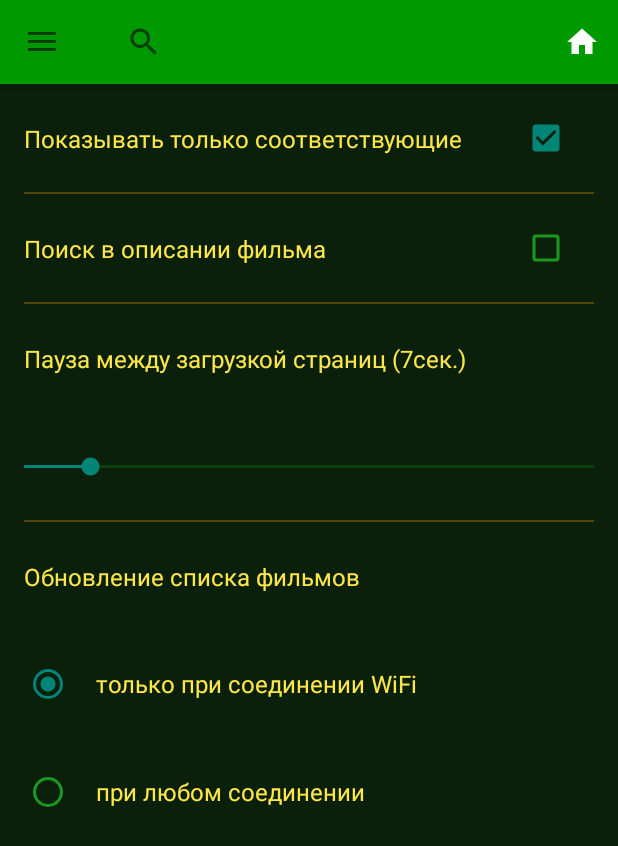
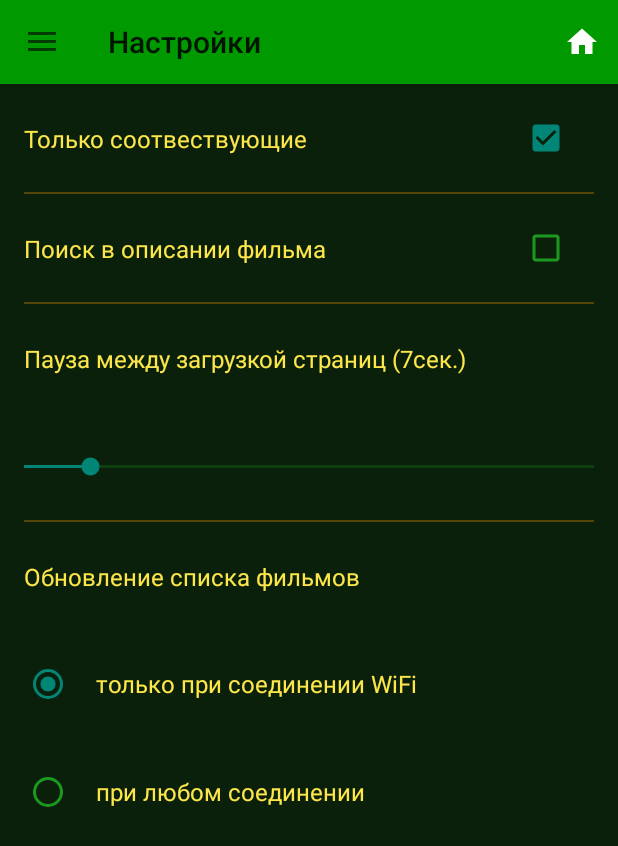
Before and after one commit to VoBlin63/MovieDescription, an Android app: the screen it shows after launch (MainActivity), in the side drawer, after a tap on "Настройки", on a phone screen of 412 x 824 dp. Shown: the top 846 px of the screen. Run offline under Robolectric (Android 15) with nearby library versions, the phone set to English and light mode, and no system bars; our stand-ins replace Room's generated code, RxJava; pictures from the network do not load; 3 statements that could not run were skipped.

Commit message:
1.заголовки фрагментов

```diff
--- a/app/src/main/java/ru/buryachenko/moviedescription/activity/ConfigFragment.java
+++ b/app/src/main/java/ru/buryachenko/moviedescription/activity/ConfigFragment.java
@@ -93,6 +93,8 @@ public class ConfigFragment extends Fragment {
     public void onCreateOptionsMenu(@NonNull Menu menu, @NonNull MenuInflater inflater) {
         super.onCreateOptionsMenu(menu, inflater);
         menu.clear();
+        ((MainActivity) getActivity()).hideSearchField();
+        ((MainActivity) getActivity()).setTitle(getString(R.string.menu_config));
         inflater.inflate(R.menu.menu_config, menu);
     }
 
@@ -100,7 +102,7 @@ public class ConfigFragment extends Fragment {
     public boolean onOptionsItemSelected(@NonNull MenuItem item) {
         switch (item.getItemId()) {
             case R.id.menuConfigGoMain:
-                MainActivity.callFragment(FRAGMENT_MAIN_LIST);
+                ((MainActivity) getActivity()).callFragment(FRAGMENT_MAIN_LIST);
                 break;
         }
         return super.onOptionsItemSelected(item);
--- a/app/src/main/java/ru/buryachenko/moviedescription/activity/MainActivity.java
+++ b/app/src/main/java/ru/buryachenko/moviedescription/activity/MainActivity.java
@@ -1,12 +1,20 @@
 package ru.buryachenko.moviedescription.activity;
 
 import android.app.Dialog;
+import android.content.Context;
 import android.content.DialogInterface;
+import android.graphics.Point;
 import android.os.Build;
 import android.os.Bundle;
+import android.view.Display;
 import android.view.Menu;
+import android.view.View;
+import android.view.WindowManager;
 
 import com.google.android.material.navigation.NavigationView;
+
+import java.util.HashMap;
+import java.util.Map;
 
 import androidx.annotation.RequiresApi;
 import androidx.appcompat.app.ActionBarDrawerToggle;
@@ -33,6 +41,19 @@ public class MainActivity extends AppCompatActivity {
 
     public static FragmentManager fragmentManager;
     private MoviesViewModel viewModel;
+    private Toolbar toolbar;
+    private SearchView search;
+
+    private static Map<String, Fragment> fragments = new HashMap<>();
+
+    static {
+        fragments.put(FRAGMENT_ABOUT, new AboutFragment());
+        fragments.put(FRAGMENT_CONFIG, new ConfigFragment());
+        fragments.put(FRAGMENT_MAIN_LIST, new MainListFragment());
+        fragments.put(FRAGMENT_DETAIL, new DetailFragment());
+        fragments.put(FRAGMENT_FAQ, new FaqFragment());
+    }
+
 
     @RequiresApi(api = Build.VERSION_CODES.N)
     @Override
@@ -44,8 +65,7 @@ public class MainActivity extends AppCompatActivity {
         viewModel = ViewModelProviders.of(this).get(MoviesViewModel.class);
         viewModel.init();
 
-        Toolbar toolbar = findViewById(R.id.toolbar);
-        toolbar.setTitle("");
+        toolbar = findViewById(R.id.toolbar);
         setSupportActionBar(toolbar);
 
         DrawerLayout drawer = findViewById(R.id.drawer);
@@ -53,18 +73,33 @@ public class MainActivity extends AppCompatActivity {
                 this, drawer, toolbar,
                 R.string.drawerOpen, R.string.drawerClose);
         toggle.syncState();
-
         NavigationView navigationView = findViewById(R.id.nav_view);
         navigationView.setNavigationItemSelectedListener(item -> clickDrawerMenu(item.getItemId()));
 
         callFragment(FRAGMENT_MAIN_LIST);
     }
 
+    public void hideSearchField() {
+        search.setVisibility(View.GONE);
+    }
+
+    public void showSearchField() {
+        search.setVisibility(View.VISIBLE);
+    }
+
+    public Point getScreenSize() {
+        WindowManager wm = (WindowManager) getSystemService(Context.WINDOW_SERVICE);
+        Display display = wm.getDefaultDisplay();
+        Point size = new Point();
+        display.getSize(size);
+        return size;
+    }
+
     @Override
     public boolean onCreateOptionsMenu(Menu menu) {
-        SearchView mSearchView = findViewById(R.id.searchItem);
-        mSearchView.setQueryHint(getString(R.string.searchHint));
-        mSearchView.setOnQueryTextListener(new SearchView.OnQueryTextListener() {
+        search = findViewById(R.id.searchItem);
+        search.setQueryHint(getString(R.string.searchHint));
+        search.setOnQueryTextListener(new SearchView.OnQueryTextListener() {
             @Override
             public boolean onQueryTextSubmit(String query) {
                 return false;
@@ -121,7 +156,8 @@ public class MainActivity extends AppCompatActivity {
         }
     }
 
-    public static void callFragment(String screenTag) {
+    public void callFragment(String screenTag) {
+        setTitle(viewModel.getFragmentTitle(screenTag));
         Fragment toCall = fragmentManager.findFragmentByTag(screenTag);
         if (toCall != null) {
             fragmentManager
@@ -129,27 +165,8 @@ public class MainActivity extends AppCompatActivity {
                     .replace(R.id.fragmentContainer, toCall, screenTag)
                     .setTransition(FragmentTransaction.TRANSIT_FRAGMENT_OPEN)
                     .commit();
-            return;
-        }
-        switch (screenTag) {
-            case FRAGMENT_CONFIG:
-                toCall = new ConfigFragment();
-                break;
-            case FRAGMENT_MAIN_LIST:
-                toCall = new MainListFragment();
-                break;
-            case FRAGMENT_DETAIL:
-                toCall = new DetailFragment();
-                break;
-            case FRAGMENT_FAQ:
-                toCall = new FaqFragment();
-                break;
-            case FRAGMENT_ABOUT:
-                toCall = new AboutFragment();
-                break;
-            default:
-                toCall = null;
-        }
+        } else {
+            toCall = fragments.get(screenTag);
             if (toCall != null) {
                 fragmentManager
                         .beginTransaction()
@@ -157,6 +174,7 @@ public class MainActivity extends AppCompatActivity {
                         .setTransition(FragmentTransaction.TRANSIT_FRAGMENT_OPEN)
                         .addToBackStack(null)
                         .commit();
+            }
         }
     }
 
@@ -176,4 +194,8 @@ public class MainActivity extends AppCompatActivity {
         dialog.setCancelable(false);
         dialog.show();
     }
+
+    public void setTitle(String title) {
+        toolbar.setTitle(title);
     }
+}
--- a/app/src/main/java/ru/buryachenko/moviedescription/activity/MainListFragment.java
+++ b/app/src/main/java/ru/buryachenko/moviedescription/activity/MainListFragment.java
@@ -1,19 +1,16 @@
 package ru.buryachenko.moviedescription.activity;
 
 import android.app.Dialog;
-import android.content.Context;
 import android.content.DialogInterface;
 import android.content.res.Configuration;
 import android.graphics.Point;
 import android.os.Bundle;
-import android.view.Display;
 import android.view.LayoutInflater;
 import android.view.Menu;
 import android.view.MenuInflater;
 import android.view.MenuItem;
 import android.view.View;
 import android.view.ViewGroup;
-import android.view.WindowManager;
 
 import java.util.UUID;
 
@@ -65,8 +62,6 @@ public class MainListFragment extends Fragment implements SwipeRefreshLayout.OnR
         setSpanCountsAndSizes();
         final GridLayoutManager layoutManager = new GridLayoutManager(layout.getContext(), spanCountWidth);
         recyclerView.setLayoutManager(layoutManager);
-        adapter = new MainListAdapter(LayoutInflater.from(layout.getContext()), viewModel, cellWidth, cellHeight);
-        recyclerView.setAdapter(adapter);
         swipeRefresher = layout.findViewById(R.id.mainListSwipeRefresh);
         swipeRefresher.setOnRefreshListener(this);
         swipeRefresher.setColorSchemeResources(R.color.colorPrimary,
@@ -79,7 +74,7 @@ public class MainListFragment extends Fragment implements SwipeRefreshLayout.OnR
             if (status) {
                 getActivity().invalidateOptionsMenu();
                 viewModel.resetList();
-                adapter = new MainListAdapter(LayoutInflater.from(layout.getContext()), viewModel, cellWidth, cellHeight);
+                adapter = new MainListAdapter(LayoutInflater.from(layout.getContext()), viewModel, cellWidth, cellHeight, (MainActivity) getActivity());
                 recyclerView.setAdapter(adapter);
             }
         });
@@ -95,9 +90,12 @@ public class MainListFragment extends Fragment implements SwipeRefreshLayout.OnR
     public void onCreateOptionsMenu(@NonNull Menu menu, @NonNull MenuInflater inflater) {
         super.onCreateOptionsMenu(menu, inflater);
         menu.clear();
+        ((MainActivity) getActivity()).showSearchField();
         if (viewModel.getMode() == MoviesViewModel.ModeView.LIKED_LIST) {
+            ((MainActivity) getActivity()).setTitle(getString(R.string.menu_likedList));
             inflater.inflate(R.menu.menu_liked, menu);
         } else {
+            ((MainActivity) getActivity()).setTitle(getString(R.string.menu_mainScreen));
             inflater.inflate(R.menu.menu_main_list, menu);
         }
     }
@@ -107,11 +105,11 @@ public class MainListFragment extends Fragment implements SwipeRefreshLayout.OnR
         switch (item.getItemId()) {
             case R.id.menuLikedGoMain:
                 viewModel.setMode(MoviesViewModel.ModeView.MAIN_LIST);
-                MainActivity.callFragment(FRAGMENT_MAIN_LIST);
+                ((MainActivity) getActivity()).callFragment(FRAGMENT_MAIN_LIST);
                 break;
             case R.id.menuMainListGoLiked:
                 viewModel.setMode(MoviesViewModel.ModeView.LIKED_LIST);
-                MainActivity.callFragment(FRAGMENT_LIKED);
+                ((MainActivity) getActivity()).callFragment(FRAGMENT_LIKED);
                 break;
         }
         return super.onOptionsItemSelected(item);
@@ -155,14 +153,6 @@ public class MainListFragment extends Fragment implements SwipeRefreshLayout.OnR
         dialog.show();
     }
 
-    private Point getScreenSize() {
-        WindowManager wm = (WindowManager) getActivity().getSystemService(Context.WINDOW_SERVICE);
-        Display display = wm.getDefaultDisplay();
-        Point size = new Point();
-        display.getSize(size);
-        return size;
-    }
-
     private void setSpanCountsAndSizes() {
         if (getResources().getConfiguration().orientation == Configuration.ORIENTATION_PORTRAIT) {
             spanCountWidth = 3;
@@ -177,7 +167,7 @@ public class MainListFragment extends Fragment implements SwipeRefreshLayout.OnR
         int shiftY = Math.round(
                 (getResources().getDimension(R.dimen.horizontal_margin) * 2 + getResources().getDimension(R.dimen.cell_border_space) * 2 * spanCountHeight)
         );
-        Point size = getScreenSize();
+        Point size = ((MainActivity) getActivity()).getScreenSize();
         cellWidth = (size.x - shiftX) / spanCountWidth;
         cellHeight = (size.y - shiftY) / spanCountHeight;
     }
--- a/app/src/main/java/ru/buryachenko/moviedescription/activity/MainListRecycler/MainListAdapter.java
+++ b/app/src/main/java/ru/buryachenko/moviedescription/activity/MainListRecycler/MainListAdapter.java
@@ -20,12 +20,14 @@ public class MainListAdapter extends RecyclerView.Adapter<MainListHolder> {
     private MoviesViewModel viewModel;
     private int cellWidth;
     private int cellHeight;
+    private MainActivity activity;
 
-    public MainListAdapter(LayoutInflater inflater, MoviesViewModel viewModel, int cellWidth, int cellHeight) {
+    public MainListAdapter(LayoutInflater inflater, MoviesViewModel viewModel, int cellWidth, int cellHeight, MainActivity activity) {
         this.cellWidth = cellWidth;
         this.cellHeight = cellHeight;
         this.viewModel = viewModel;
         this.moviesList = viewModel.getListMovies();
+        this.activity = activity;
     }
 
     @NonNull
@@ -52,7 +54,7 @@ public class MainListAdapter extends RecyclerView.Adapter<MainListHolder> {
     private void openMovie(View view, int adapterPosition) {
         MainListAnimation.press(view);
         viewModel.setIndexForOpen(adapterPosition);
-        MainActivity.callFragment(FRAGMENT_DETAIL);
+        activity.callFragment(FRAGMENT_DETAIL);
     }
 
     private boolean turnLiked(View view, int adapterPosition) {
--- a/app/src/main/java/ru/buryachenko/moviedescription/viemodel/MoviesViewModel.java
+++ b/app/src/main/java/ru/buryachenko/moviedescription/viemodel/MoviesViewModel.java
@@ -264,5 +264,9 @@ public class MoviesViewModel extends ViewModel {
         this.indexForOpenDetail = indexForOpen;
     }
 
+    public String getFragmentTitle(String tag) {
+        return "!" + tag;
+    }
+
     public enum ModeView {MAIN_LIST, LIKED_LIST}
 }
--- a/app/src/main/res/menu/menu_main_list.xml
+++ b/app/src/main/res/menu/menu_main_list.xml
@@ -7,5 +7,5 @@
         android:id="@+id/menuMainListGoLiked"
         android:icon="@drawable/ic_liked"
         app:showAsAction="always"
-        android:title="@string/menuGoMainPrompt" />
+        android:title="@string/menuGoLikedPrompt" />
 </menu>
--- a/app/src/main/res/values/strings.xml
+++ b/app/src/main/res/values/strings.xml
@@ -1,12 +1,11 @@
 <resources>
-    <string name="app_name">MovieDescription</string>
-    <string name="config_isPerfectFilterOnly" translatable="false">Показывать только соответствующие</string>
-    <string name="config_useOverview" translatable="false">Поиск в описании фильма</string>
+    <string name="app_name">Поиск фильмов</string>
+    <string name="config_isPerfectFilterOnly">Только соотвествующие</string>
+    <string name="config_useOverview">Поиск в описании фильма</string>
     <string name="configSleepSecondsBetweenLoadPages1">Пауза между загрузкой страниц (</string>
     <string name="configSleepSecondsBetweenLoadPages2">сек.)</string>
     <string name="mailListItemPictureDescription">Миниатюра фильма</string>
     <string name="mainListAskUpdateDb">Обновить список фильмов ?</string>
-    <string name="posterPathPrefix">https://image.tmdb.org/t/p/w500/</string>
     <string name="mainListUpdateCancel">Не надо</string>
     <string name="mainListUpdateYes">Обновить</string>
     <string name="config_refreshMode">Обновление списка фильмов</string>
@@ -15,7 +14,7 @@
     <string name="menu_aboutApp">О программе</string>
     <string name="menu_Faq">FAQ</string>
     <string name="menu_likedList">Избранные фильмы</string>
-    <string name="menu_mainScreen">Основной экран</string>
+    <string name="menu_mainScreen">Фильмы</string>
     <string name="menu_config">Настройки</string>
     <string name="menu_quit">Выход</string>
     <string name="mainActivityAskToExit">Вы хотите выйти?</string>
@@ -27,5 +26,6 @@
     <string name="searchHint">Поиск</string>
     <string name="shareMoviePrompt">Поделиться фильмом</string>
     <string name="menuGoMainPrompt">На основной экран</string>
-    <string name="menuMainListGoLiked">Избранные</string>
+    <string name="menuGoLikedPrompt">Избранное</string>
+    <string name="titleFragmentDetail">Подробности</string>
 </resources>
```
Also changed, not shown: app/src/main/java/ru/buryachenko/moviedescription/activity/DetailFragment.java (+6 -16 lines). Lines whose indentation alone changed are shown as unchanged.
